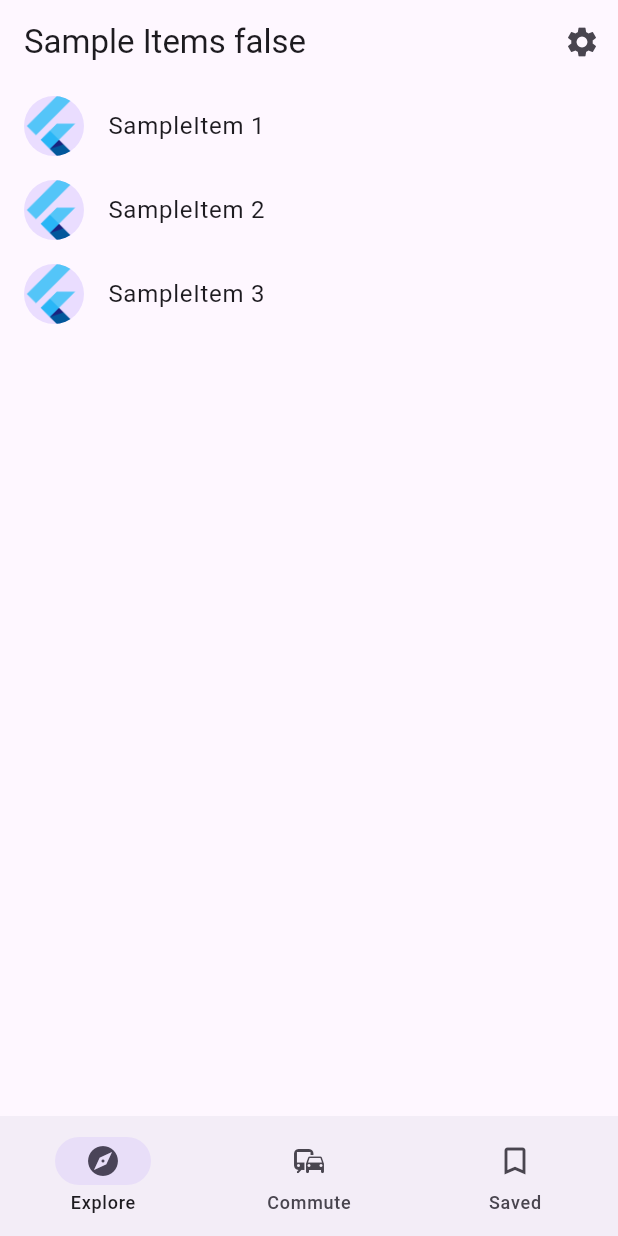
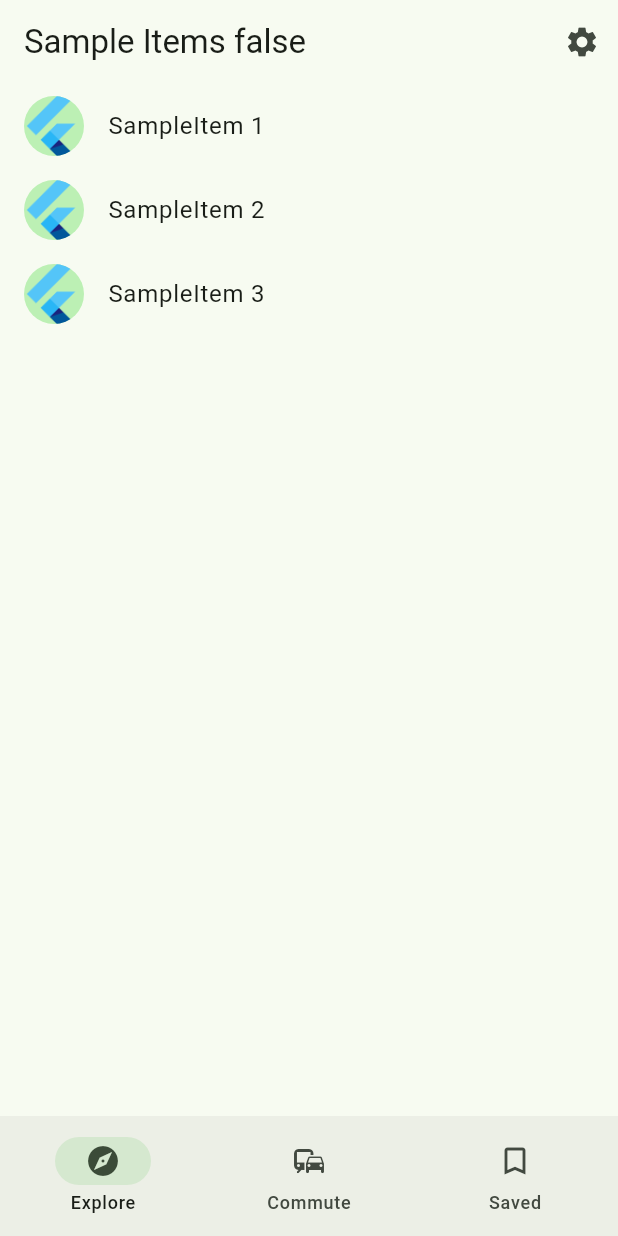
Before and after one commit to rydmike/annotated_region_demo, a Flutter app: the screen it shows after launch, on a phone screen of 412 x 824 dp. Run offline on Flutter 3.47's test engine with Material 2 defaults, Android fonts, the light colour scheme and no system bars; generated files the repository leaves out were written again.

Commit message:
Add green theme

```diff
--- a/lib/src/app.dart
+++ b/lib/src/app.dart
@@ -58,8 +58,15 @@ class MyApp extends StatelessWidget {
           // Define a light and dark color theme. Then, read the user's
           // preferred ThemeMode (light, dark, or system default) from the
           // SettingsController to display the correct theme.
-          theme: ThemeData(useMaterial3: true),
-          darkTheme: ThemeData.dark(useMaterial3: true),
+          theme: ThemeData(
+            useMaterial3: true,
+            colorScheme: ColorScheme.fromSeed(seedColor: Colors.green),
+          ),
+          darkTheme: ThemeData(
+            useMaterial3: true,
+            colorScheme: ColorScheme.fromSeed(
+                brightness: Brightness.dark, seedColor: Colors.green),
+          ),
           themeMode: settingsController.themeMode,
 
           // Define a function to handle named routes in order to support
```
